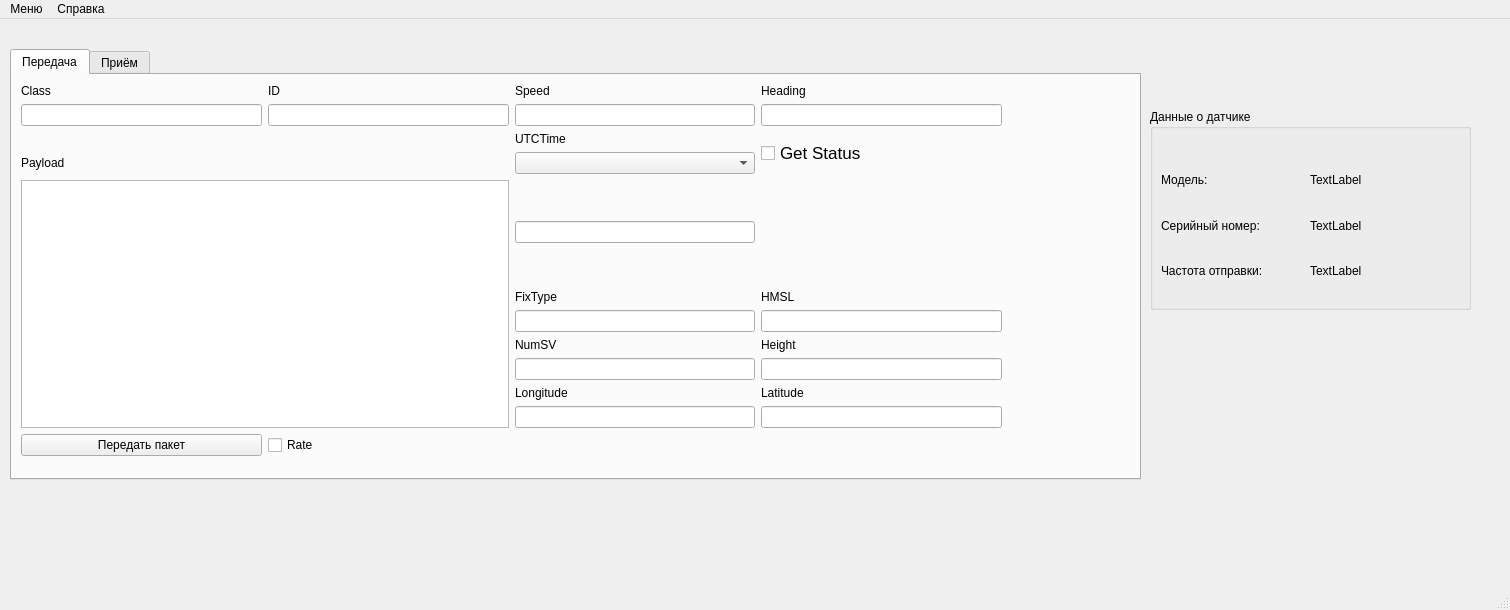
This is gnsswindow.ui in Semyon1968/GNSS-receiver-imitator as Qt 5 draws it before an edit. The edited form follows.
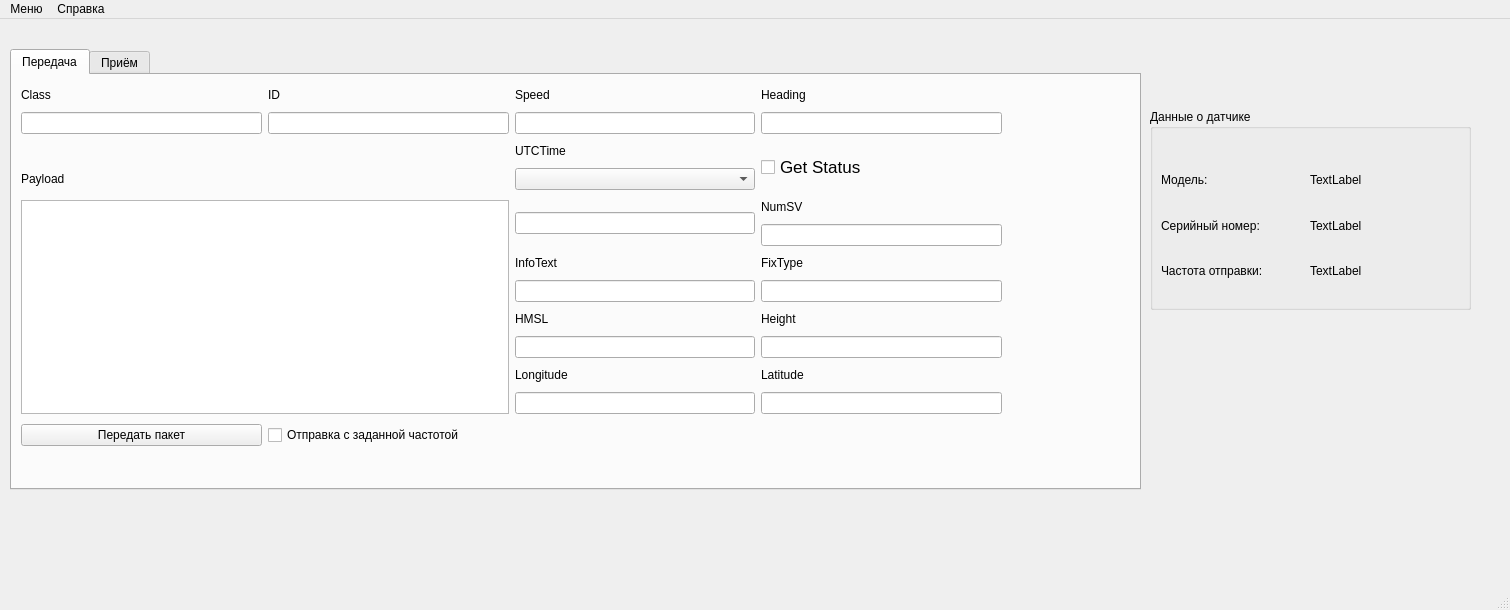
This is the edited form.

Diff of the .ui file:
```diff
--- a/gnsswindow.ui
+++ b/gnsswindow.ui
@@ -20,7 +20,7 @@
       <x>10</x>
       <y>30</y>
       <width>1131</width>
-      <height>431</height>
+      <height>441</height>
      </rect>
     </property>
     <property name="currentIndex">
@@ -40,19 +40,6 @@
        </rect>
       </property>
       <layout class="QGridLayout" name="gridLayout_2">
-       <item row="8" column="2">
-        <widget class="QLabel" name="label_20">
-         <property name="sizePolicy">
-          <sizepolicy hsizetype="Preferred" vsizetype="Fixed">
-           <horstretch>0</horstretch>
-           <verstretch>0</verstretch>
-          </sizepolicy>
-         </property>
-         <property name="text">
-          <string>NumSV</string>
-         </property>
-        </widget>
-       </item>
        <item row="1" column="2">
         <widget class="QLineEdit" name="leSpeed_2"/>
        </item>
@@ -76,9 +63,6 @@
          </property>
         </widget>
        </item>
-       <item row="7" column="2">
-        <widget class="QLineEdit" name="leFixType_2"/>
-       </item>
        <item row="8" column="3">
         <widget class="QLabel" name="label_18">
          <property name="sizePolicy">
@@ -105,19 +89,6 @@
          </property>
         </widget>
        </item>
-       <item row="6" column="2">
-        <widget class="QLabel" name="label_22">
-         <property name="sizePolicy">
-          <sizepolicy hsizetype="Preferred" vsizetype="Fixed">
-           <horstretch>0</horstretch>
-           <verstretch>0</verstretch>
-          </sizepolicy>
-         </property>
-         <property name="text">
-          <string>FixType</string>
-         </property>
-        </widget>
-       </item>
        <item row="1" column="0">
         <widget class="QLineEdit" name="leClass">
          <property name="cursor">
@@ -213,31 +184,12 @@
          </property>
         </widget>
        </item>
-       <item row="9" column="2">
-        <widget class="QLineEdit" name="leNumSV_2"/>
-       </item>
        <item row="3" column="2">
         <widget class="QComboBox" name="BoxUTCTime_2"/>
        </item>
        <item row="4" column="2" rowspan="2">
         <widget class="QLineEdit" name="leUTCTime_2"/>
        </item>
-       <item row="7" column="3">
-        <widget class="QLineEdit" name="leHMSL_2"/>
-       </item>
-       <item row="6" column="3">
-        <widget class="QLabel" name="label_19">
-         <property name="sizePolicy">
-          <sizepolicy hsizetype="Preferred" vsizetype="Fixed">
-           <horstretch>0</horstretch>
-           <verstretch>0</verstretch>
-          </sizepolicy>
-         </property>
-         <property name="text">
-          <string>HMSL</string>
-         </property>
-        </widget>
-       </item>
        <item row="2" column="3" rowspan="2">
         <widget class="QCheckBox" name="cbGetStatus">
          <property name="font">
@@ -253,7 +205,71 @@
        <item row="12" column="1">
         <widget class="QCheckBox" name="cbRate">
          <property name="text">
-          <string>Rate</string>
+          <string>Отправка с заданной частотой</string>
+         </property>
+        </widget>
+       </item>
+       <item row="9" column="2">
+        <widget class="QLineEdit" name="leHMSL_2"/>
+       </item>
+       <item row="8" column="2">
+        <widget class="QLabel" name="label_19">
+         <property name="sizePolicy">
+          <sizepolicy hsizetype="Preferred" vsizetype="Fixed">
+           <horstretch>0</horstretch>
+           <verstretch>0</verstretch>
+          </sizepolicy>
+         </property>
+         <property name="text">
+          <string>HMSL</string>
+         </property>
+        </widget>
+       </item>
+       <item row="4" column="3">
+        <widget class="QLabel" name="label_20">
+         <property name="sizePolicy">
+          <sizepolicy hsizetype="Preferred" vsizetype="Fixed">
+           <horstretch>0</horstretch>
+           <verstretch>0</verstretch>
+          </sizepolicy>
+         </property>
+         <property name="text">
+          <string>NumSV</string>
+         </property>
+        </widget>
+       </item>
+       <item row="5" column="3">
+        <widget class="QLineEdit" name="leNumSV_2"/>
+       </item>
+       <item row="6" column="3">
+        <widget class="QLabel" name="label_22">
+         <property name="sizePolicy">
+          <sizepolicy hsizetype="Preferred" vsizetype="Fixed">
+           <horstretch>0</horstretch>
+           <verstretch>0</verstretch>
+          </sizepolicy>
+         </property>
+         <property name="text">
+          <string>FixType</string>
+         </property>
+        </widget>
+       </item>
+       <item row="7" column="3">
+        <widget class="QLineEdit" name="leFixType_2"/>
+       </item>
+       <item row="7" column="2">
+        <widget class="QLineEdit" name="leInfText_2"/>
+       </item>
+       <item row="6" column="2">
+        <widget class="QLabel" name="label_28">
+         <property name="sizePolicy">
+          <sizepolicy hsizetype="Preferred" vsizetype="Fixed">
+           <horstretch>0</horstretch>
+           <verstretch>0</verstretch>
+          </sizepolicy>
+         </property>
+         <property name="text">
+          <string>InfoText</string>
          </property>
         </widget>
        </item>
```
Left out of the diff: 114 changed lines with no effect on the pictures.
